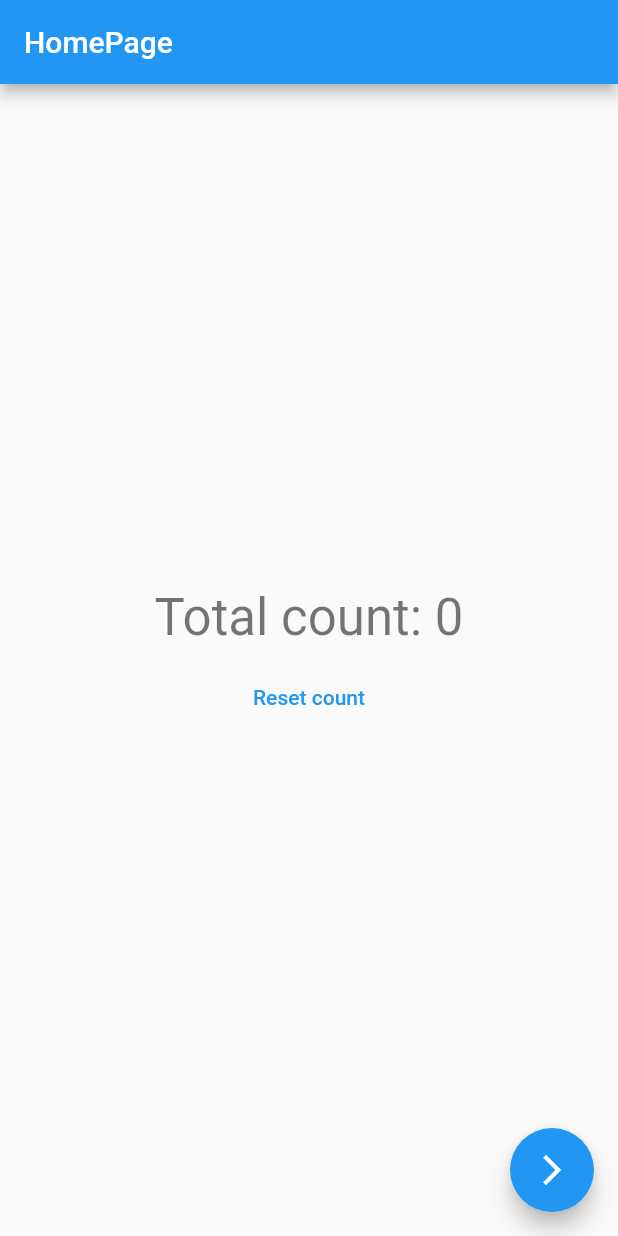
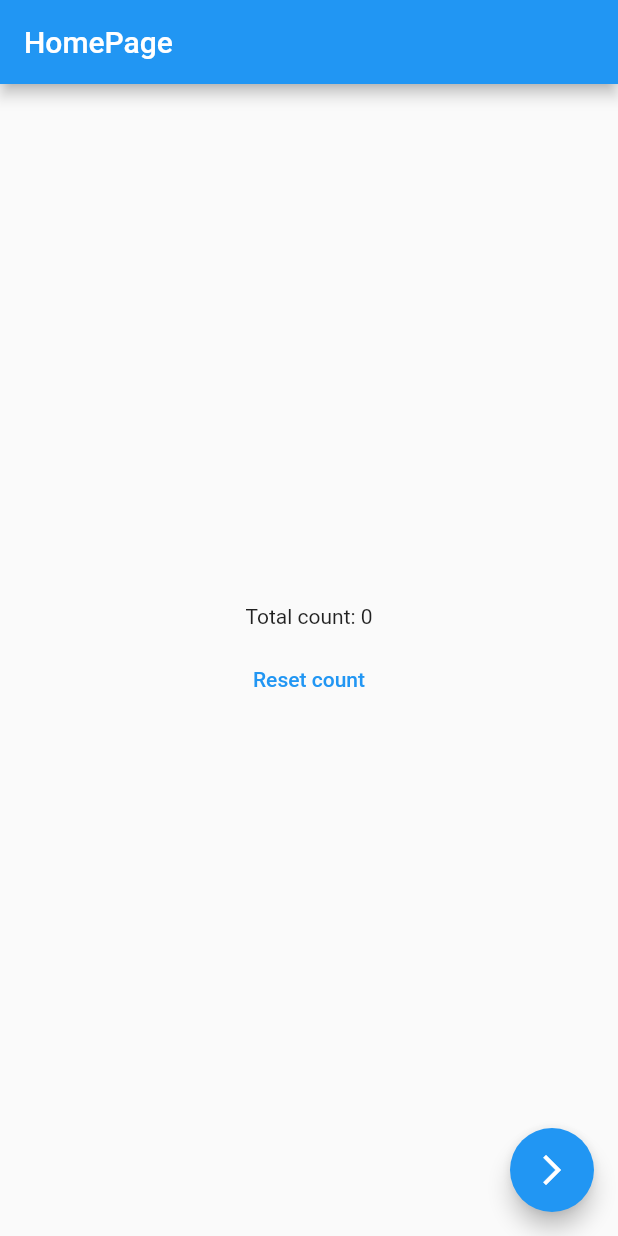
Before and after one commit to KevinKLLo/flutter-study-provider, a Flutter app: the screen it shows after launch, after a tap on "Reset count", on a phone screen of 412 x 824 dp. Run offline on Flutter 3.47's test engine with Material 2 defaults, Android fonts, the phone set to English and light mode, and no system bars.

```diff
--- a/lib/main.dart
+++ b/lib/main.dart
@@ -44,7 +44,7 @@ class MyHomgPage extends StatelessWidget {
   Widget build(BuildContext context) {
     // 作法 2.
     // final counter = Provider.of<CounterModel>(context);
-    final counterModel = context.read<CounterModel>();
+    // final counterModel = context.read<CounterModel>();
 
     return Scaffold(
       appBar: AppBar(
@@ -60,18 +60,20 @@ class MyHomgPage extends StatelessWidget {
             //   style: Theme.of(context).textTheme.headlineMedium,
             // ),
             Consumer<CounterModel>(
-              builder: (context, counter, child) => Text(
-                'Total count: ${counter.count}',
-                style: Theme.of(context).textTheme.headlineMedium,
-              ),
+              builder: (context, counter, child) {
+                return Text('Total count: ${counter.count}');
+              },
+              // builder: (context, counter, child) => Text(
+              //   'Total count: ${counter.count}'
+              // ),
             ),
             const SizedBox(height: 10),
             TextButton(
               onPressed: () {
                 // 作法 2.
                 // var counterModel = context.read<CounterModel>();
-                counterModel.resetCount();
-                // Provider.of<CounterModel>(context, listen: false).resetCount();
+                // counterModel.resetCount();
+                Provider.of<CounterModel>(context, listen: false).resetCount();
               },
               child: const Text(
                 'Reset count',
```
Also changed, not shown: lib/counter_page.dart (+4 -12 lines).
